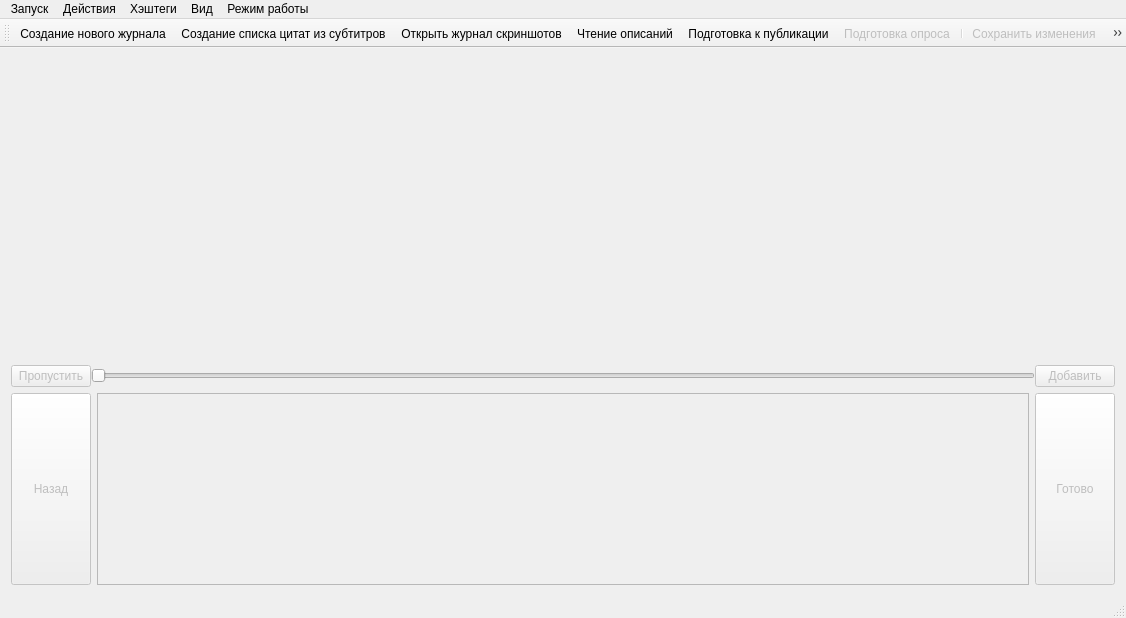
Qt form mainwindow.ui (cool-palace/Screenshot-Manager) before a commit.
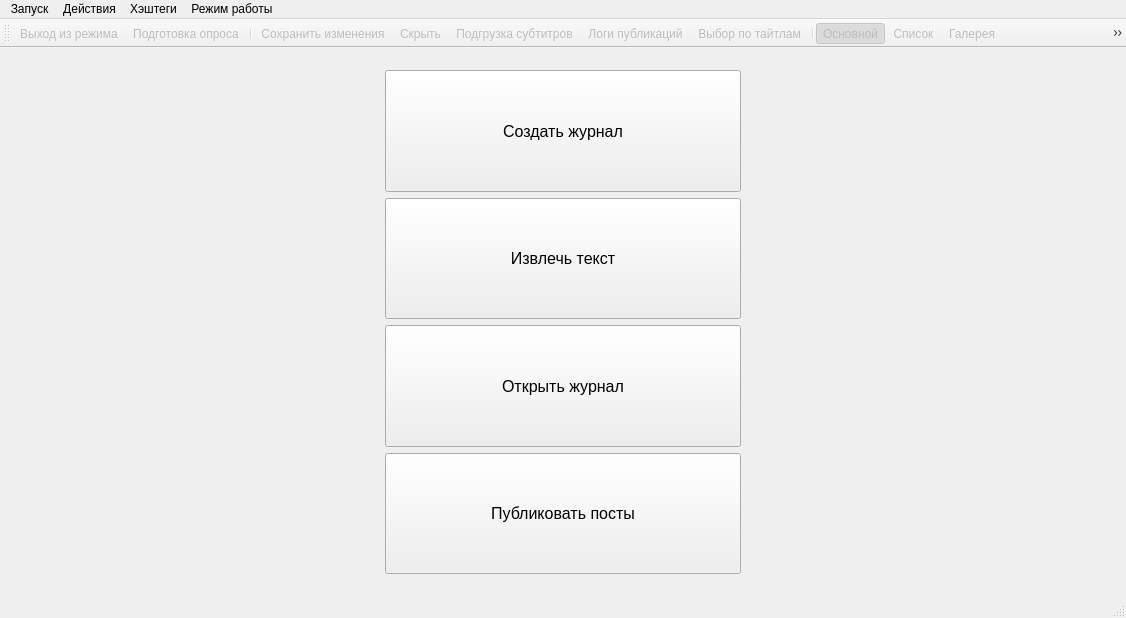
The same form after that commit. Icons and pictures are not drawn.

Commit message: Added starting view

What changed in the file:
```diff
--- a/mainwindow.ui
+++ b/mainwindow.ui
@@ -23,6 +23,164 @@
       <property name="currentIndex">
        <number>0</number>
       </property>
+      <widget class="QWidget" name="page_7">
+       <layout class="QGridLayout" name="gridLayout_14">
+        <item row="0" column="0">
+         <layout class="QGridLayout" name="gridLayout_10">
+          <item row="0" column="3">
+           <widget class="QLabel" name="label_5">
+            <property name="text">
+             <string/>
+            </property>
+           </widget>
+          </item>
+          <item row="2" column="1">
+           <widget class="QPushButton" name="journal_reading_button">
+            <property name="sizePolicy">
+             <sizepolicy hsizetype="Minimum" vsizetype="Expanding">
+              <horstretch>0</horstretch>
+              <verstretch>0</verstretch>
+             </sizepolicy>
+            </property>
+            <property name="minimumSize">
+             <size>
+              <width>300</width>
+              <height>0</height>
+             </size>
+            </property>
+            <property name="font">
+             <font>
+              <pointsize>12</pointsize>
+             </font>
+            </property>
+            <property name="text">
+             <string>Открыть журнал</string>
+            </property>
+            <property name="icon">
+             <iconset resource="icons.qrc">
+              <normaloff>:/images/icons8-edit-file-80.png</normaloff>:/images/icons8-edit-file-80.png</iconset>
+            </property>
+            <property name="iconSize">
+             <size>
+              <width>80</width>
+              <height>80</height>
+             </size>
+            </property>
+           </widget>
+          </item>
+          <item row="0" column="0">
+           <widget class="QLabel" name="label_4">
+            <property name="text">
+             <string/>
+            </property>
+           </widget>
+          </item>
+          <item row="0" column="1">
+           <widget class="QPushButton" name="journal_creation_button">
+            <property name="sizePolicy">
+             <sizepolicy hsizetype="Minimum" vsizetype="Expanding">
+              <horstretch>0</horstretch>
+              <verstretch>0</verstretch>
+             </sizepolicy>
+            </property>
+            <property name="minimumSize">
+             <size>
+              <width>300</width>
+              <height>0</height>
+             </size>
+            </property>
+            <property name="font">
+             <font>
+              <pointsize>12</pointsize>
+             </font>
+            </property>
+            <property name="text">
+             <string>Создать журнал</string>
+            </property>
+            <property name="icon">
+             <iconset resource="icons.qrc">
+              <normaloff>:/images/icons8-add-file-80.png</normaloff>:/images/icons8-add-file-80.png</iconset>
+            </property>
+            <property name="iconSize">
+             <size>
+              <width>80</width>
+              <height>80</height>
+             </size>
+            </property>
+           </widget>
+          </item>
+          <item row="1" column="1">
+           <widget class="QPushButton" name="text_reading_button">
+            <property name="sizePolicy">
+             <sizepolicy hsizetype="Minimum" vsizetype="Expanding">
+              <horstretch>0</horstretch>
+              <verstretch>0</verstretch>
+             </sizepolicy>
+            </property>
+            <property name="minimumSize">
+             <size>
+              <width>300</width>
+              <height>0</height>
+             </size>
+            </property>
+            <property name="font">
+             <font>
+              <pointsize>12</pointsize>
+             </font>
+            </property>
+            <property name="text">
+             <string>Извлечь текст</string>
+            </property>
+            <property name="icon">
+             <iconset resource="icons.qrc">
+              <normaloff>:/images/icons8-document-80.png</normaloff>:/images/icons8-document-80.png</iconset>
+            </property>
+            <property name="iconSize">
+             <size>
+              <width>80</width>
+              <height>80</height>
+             </size>
+            </property>
+           </widget>
+          </item>
+          <item row="3" column="1">
+           <widget class="QPushButton" name="release_preparation_button">
+            <property name="sizePolicy">
+             <sizepolicy hsizetype="Minimum" vsizetype="Expanding">
+              <horstretch>0</horstretch>
+              <verstretch>0</verstretch>
+             </sizepolicy>
+            </property>
+            <property name="minimumSize">
+             <size>
+              <width>300</width>
+              <height>0</height>
+             </size>
+            </property>
+            <property name="font">
+             <font>
+              <pointsize>12</pointsize>
+             </font>
+            </property>
+            <property name="text">
+             <string>Публиковать посты</string>
+            </property>
+            <property name="icon">
+             <iconset resource="icons.qrc">
+              <normaloff>:/images/icons8-cloud-80.png</normaloff>:/images/icons8-cloud-80.png</iconset>
+            </property>
+            <property name="iconSize">
+             <size>
+              <width>80</width>
+              <height>80</height>
+             </size>
+            </property>
+           </widget>
+          </item>
+         </layout>
+        </item>
+       </layout>
+      </widget>
       <widget class="QWidget" name="page_4">
        <layout class="QVBoxLayout" name="verticalLayout_4">
         <property name="leftMargin">
@@ -998,14 +1156,6 @@
     <addaction name="export_info_by_ids"/>
     <addaction name="selected_tags_analysis"/>
    </widget>
-   <widget class="QMenu" name="view_menu">
-    <property name="title">
-     <string>Вид</string>
-    </property>
-    <addaction name="main_view"/>
-    <addaction name="list_view"/>
-    <addaction name="gallery_view"/>
-   </widget>
    <widget class="QMenu" name="menu_4">
     <property name="title">
      <string>Режим работы</string>
@@ -1037,11 +1187,13 @@
    <addaction name="menu"/>
    <addaction name="menu_2"/>
    <addaction name="menu_3"/>
-   <addaction name="view_menu"/>
    <addaction name="menu_4"/>
   </widget>
   <widget class="QStatusBar" name="statusBar"/>
   <widget class="QToolBar" name="toolBar">
+   <property name="enabled">
+    <bool>true</bool>
+   </property>
    <property name="windowTitle">
     <string>toolBar</string>
    </property>
@@ -1051,11 +1203,7 @@
    <attribute name="toolBarBreak">
     <bool>false</bool>
    </attribute>
-   <addaction name="config_creation"/>
-   <addaction name="text_reading"/>
-   <addaction name="config_reading"/>
-   <addaction name="descriptions_reading"/>
-   <addaction name="release_preparation"/>
+   <addaction name="exit_mode"/>
    <addaction name="poll_preparation"/>
    <addaction name="separator"/>
    <addaction name="save"/>
@@ -1149,6 +1297,9 @@
    <property name="checked">
     <bool>true</bool>
    </property>
+   <property name="enabled">
+    <bool>false</bool>
+   </property>
    <property name="icon">
     <iconset resource="icons.qrc">
      <normaloff>:/images/icons8-full-image-80.png</normaloff>:/images/icons8-full-image-80.png</iconset>
@@ -1478,6 +1629,18 @@
     <string>Подбор постов к опросу</string>
    </property>
   </action>
+  <action name="exit_mode">
+   <property name="enabled">
+    <bool>false</bool>
+   </property>
+   <property name="icon">
+    <iconset resource="icons.qrc">
+     <normaloff>:/images/icons8-exit-80.png</normaloff>:/images/icons8-exit-80.png</iconset>
+   </property>
+   <property name="text">
+    <string>Выход из режима</string>
+   </property>
+  </action>
  </widget>
  <layoutdefault spacing="6" margin="11"/>
  <resources>
```
Left out of the diff: 19 changed lines with no effect on the pictures. The commit also changes 16 other files.
